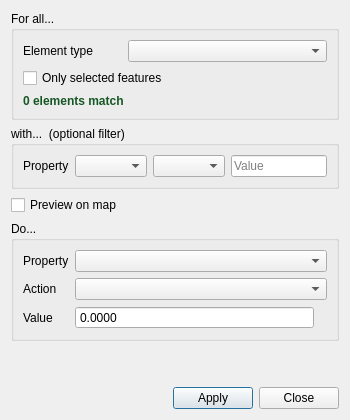
Above: ui/queries/qgisred_groupedit_dialog.ui from qgisred/QGISRed before the change. Below: the same form after it.
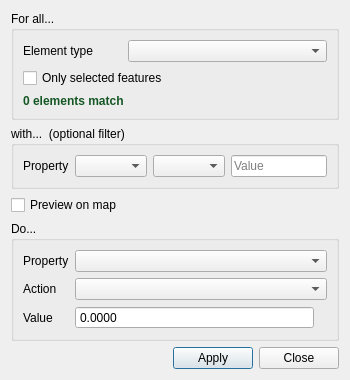
That is the form after the change.

Commit message: Group Edit: Compress the starting height to the minimum that fits

```diff
--- a/ui/queries/qgisred_groupedit_dialog.ui
+++ b/ui/queries/qgisred_groupedit_dialog.ui
@@ -7,7 +7,7 @@
     <x>0</x>
     <y>0</y>
     <width>350</width>
-    <height>420</height>
+    <height>300</height>
    </rect>
   </property>
   <property name="minimumSize">
@@ -330,7 +330,7 @@
        <property name="sizeHint" stdset="0">
         <size>
          <width>20</width>
-         <height>10</height>
+         <height>0</height>
         </size>
        </property>
       </spacer>
```
The commit also changes 1 other file.
